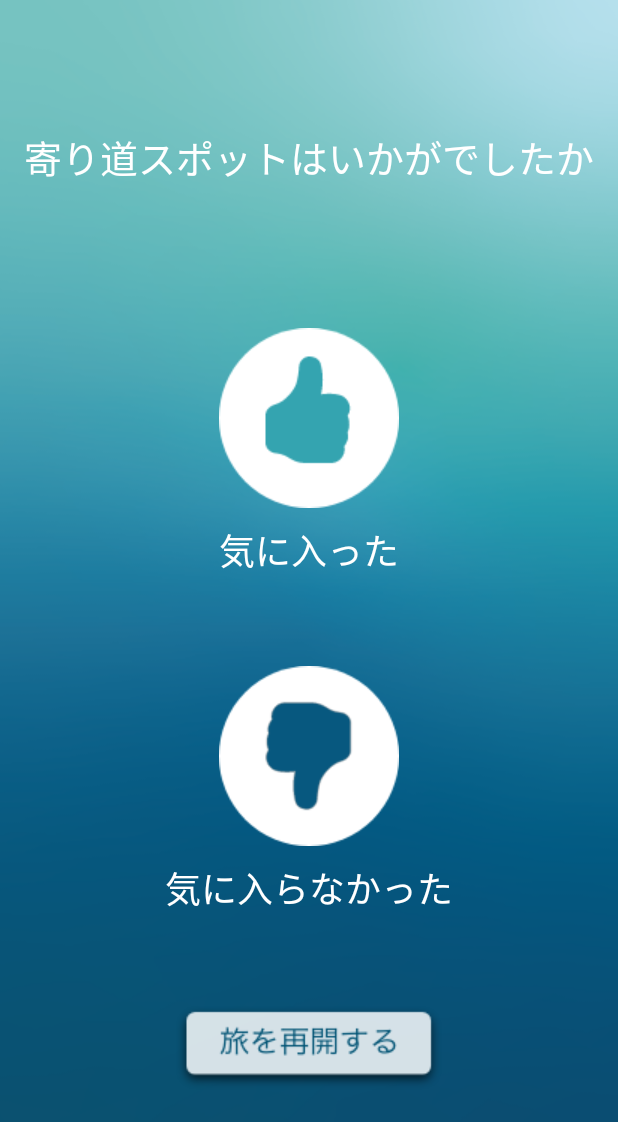
After one commit to miraikeitai2020/ap3_michishirube_android, an Android app: the naviDetourEvaluationFragment screen opened through its navigation route, on a phone screen of 412 x 824 dp. The commit adds this screen. Shown: the top 1122 px of the screen. Run offline under Robolectric (Android 15) with nearby library versions, the phone set to English and light mode, and no system bars.

Commit message:
fix:画面遷移できるように変更

```diff
--- a/Michishirube/app/src/main/java/com/example/michishirube/NotificationService.kt
+++ b/Michishirube/app/src/main/java/com/example/michishirube/NotificationService.kt
@@ -84,7 +84,7 @@ class NotificationService : Service() {
 
         val pendingIntent: PendingIntent = NavDeepLinkBuilder(applicationContext)
             .setGraph(R.navigation.navigation_graph)
-            .setDestination(R.id.naviEvaluationFragment)
+            .setDestination(R.id.naviDetourDetailFragment)
             .createPendingIntent()
 
         val notification = NotificationCompat.Builder(this, id)
--- a/Michishirube/app/src/main/java/com/example/michishirube/ui/naviDetour/naviDetourFragment.kt
+++ b/Michishirube/app/src/main/java/com/example/michishirube/ui/naviDetourDetail/naviDetourDetailFragment.kt
@@ -1,4 +1,4 @@
-package com.example.michishirube.ui.naviDetour
+package com.example.michishirube.ui.naviDetourDetail
 
 import android.os.Bundle
 import android.view.LayoutInflater
@@ -7,17 +7,18 @@ import android.view.ViewGroup
 import android.widget.ImageView
 import android.widget.TextView
 import androidx.fragment.app.Fragment
+import androidx.navigation.fragment.findNavController
 import com.example.michishirube.R
-import kotlinx.android.synthetic.main.fragment_navi_detour.*
+import kotlinx.android.synthetic.main.fragment_navi_detour_detail.view.*
 
-class naviDetourFragment : Fragment() {
+class naviDetourDetailFragment : Fragment() {
     override fun onCreateView(
         inflater: LayoutInflater,
         container: ViewGroup?,
         savedInstanceState: Bundle?
     ): View? {
         //フラグメントで表示する画像をXMLファイルからインフレートする
-        val view = inflater.inflate(R.layout.fragment_navi_detour, container, false)
+        val view = inflater.inflate(R.layout.fragment_navi_detour_detail, container, false)
         //imDetourSpot(寄り道スポット画像)を取得
         val imDetourSpot = view.findViewById<ImageView>(R.id.imDetourSpot)
         //tvDetourSpot(寄り道スポット名)を取得
@@ -33,6 +34,9 @@ class naviDetourFragment : Fragment() {
         val desc = "ガラス張りの2000年に建てられた大学。景色が反射して見えるため、季節や時刻によって、異なる見え方を楽しむことができる。"
         tvDetourSpotDesc.text = desc
 
+        view.ibEvaluation.setOnClickListener {
+            findNavController().navigate(R.id.action_naviDetourDetail_to_naviDetourEvaluation)
+        }
         //インフレートされた画面を戻り値として返す
         return view
     }
--- /dev/null
+++ b/Michishirube/app/src/main/java/com/example/michishirube/ui/naviDetourEvaluation/naviDetourEvaluationFragment.kt
@@ -0,0 +1,21 @@
+package com.example.michishirube.ui.naviDetourEvaluation
+
+import android.os.Bundle
+import androidx.fragment.app.Fragment
+import android.view.LayoutInflater
+import android.view.View
+import android.view.ViewGroup
+import androidx.navigation.fragment.findNavController
+import com.example.michishirube.R
+import kotlinx.android.synthetic.main.fragment_navi_detour_evaluation.view.*
+
+
+class naviDetourEvaluationFragment : Fragment() {
+    override fun onCreateView(inflater: LayoutInflater, container: ViewGroup?, savedInstanceState: Bundle?): View? {
+        val view =inflater.inflate(R.layout.fragment_navi_detour_evaluation, container, false)
+        view.imageButton3.setOnClickListener {
+            findNavController().navigate(R.id.action_naviDetourEvaluation_to_naviNavigating)
+        }
+        return view
+    }
+}
--- a/Michishirube/app/src/main/res/navigation/navigation_graph.xml
+++ b/Michishirube/app/src/main/res/navigation/navigation_graph.xml
@@ -110,4 +110,28 @@
             />
     </fragment>
 
+    <fragment
+        android:id="@+id/naviDetourDetailFragment"
+        android:name="com.example.michishirube.ui.naviDetourDetail.naviDetourDetailFragment"
+        android:label="fragment_navi_detour_detail"
+        tools:layout="@layout/fragment_navi_detour_detail"
+        >
+        <action
+            android:id="@+id/action_naviDetourDetail_to_naviDetourEvaluation"
+            app:destination="@+id/naviDetourEvaluationFragment"
+            />
+    </fragment>
+
+    <fragment
+        android:id="@+id/naviDetourEvaluationFragment"
+        android:name="com.example.michishirube.ui.naviDetourEvaluation.naviDetourEvaluationFragment"
+        android:label="fragment_navi_detour_evaluation"
+        tools:layout="@layout/fragment_navi_detour_evaluation"
+        >
+        <action
+            android:id="@+id/action_naviDetourEvaluation_to_naviNavigating"
+            app:destination="@+id/naviNavigatingFragment"
+            />
+    </fragment>
+
 </navigation>
```
Also changed, not shown: Michishirube/app/src/main/res/layout/fragment_navi_detour_detail.xml (renamed from Michishirube/app/src/main/res/layout/fragment_navi_detour.xml).
